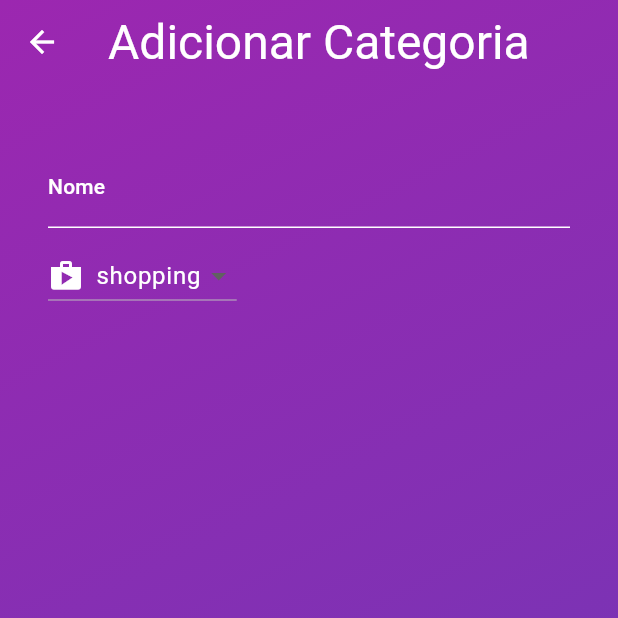
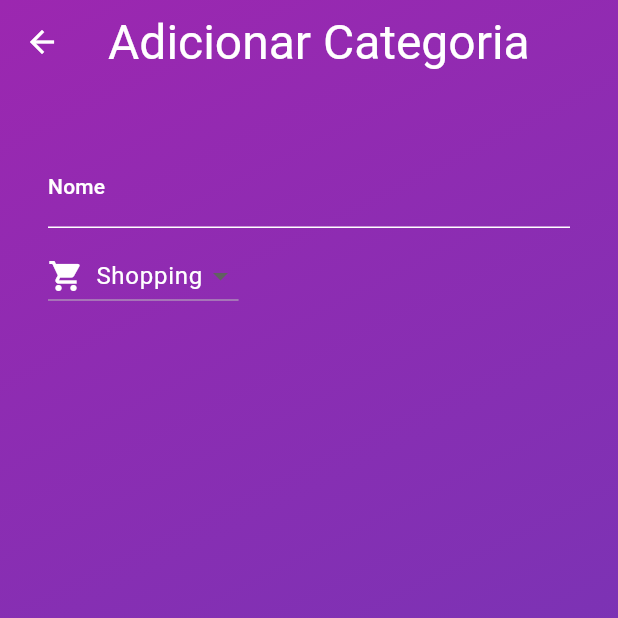
Before and after one commit to eduardobetim/Continhas, a Flutter app: the AddCategoryScreen screen opened directly, on a phone screen of 412 x 824 dp, the top half of it. Run offline on Flutter 3.47's test engine with Material 3 defaults, Android fonts, the light colour scheme and no system bars; our stand-ins replace google_fonts; Roboto replaces fonts that are missing (Dosis).

Commit message:
refactoring add category screen

```diff
--- a/lib/add_category_screen.dart
+++ b/lib/add_category_screen.dart
@@ -1,8 +1,6 @@
-import 'dart:ffi';
-
 import 'package:flutter/material.dart';
-import 'package:gastinhos/category_type.dart';
-import 'package:gastinhos/input_field.dart';
+import 'package:gastinhos/expense_categories.dart';
+import 'package:gastinhos/expense_category.dart';
 import 'package:google_fonts/google_fonts.dart';
 
 class AddCategoryScreen extends StatefulWidget {
@@ -13,7 +11,7 @@ class AddCategoryScreen extends StatefulWidget {
 }
 
 class _AddCategoryScreenState extends State<AddCategoryScreen> {
-  String dropdownValue = categoryTypeIcons.keys.toList().first.name.toString();
+  ExpenseCategory dropdownValue = expenseCategories.entries.first.value;
 
   @override
   Widget build(BuildContext context) {
@@ -26,9 +24,10 @@ class _AddCategoryScreenState extends State<AddCategoryScreen> {
         centerTitle: true,
         title: Text(
           'Adicionar Categoria',
-          style: Theme.of(context).textTheme.headlineLarge!.copyWith(
-              fontFamily: GoogleFonts.dosis().fontFamily,
-              color: Theme.of(context).colorScheme.onPrimary),
+          style: Theme.of(context)
+              .textTheme
+              .headlineLarge!
+              .copyWith(fontFamily: GoogleFonts.dosis().fontFamily, color: Theme.of(context).colorScheme.onPrimary),
         ),
       ),
       body: Container(
@@ -59,10 +58,7 @@ class _AddCategoryScreenState extends State<AddCategoryScreen> {
                   decoration: InputDecoration(
                     label: Text(
                       'Nome',
-                      style: Theme.of(context)
-                          .textTheme
-                          .labelLarge!
-                          .copyWith(color: Colors.white),
+                      style: Theme.of(context).textTheme.labelLarge!.copyWith(color: Colors.white),
                     ),
                     focusedBorder: const UnderlineInputBorder(
                       borderSide: BorderSide(color: Colors.white),
@@ -71,36 +67,30 @@ class _AddCategoryScreenState extends State<AddCategoryScreen> {
                       borderSide: BorderSide(color: Colors.white),
                     ),
                   ),
-                  style: Theme.of(context)
-                      .textTheme
-                      .bodyLarge!
-                      .copyWith(color: Colors.white),
+                  style: Theme.of(context).textTheme.bodyLarge!.copyWith(color: Colors.white),
                 ),
                 const SizedBox(
                   height: 8,
                 ),
                 DropdownButton(
+                    value: dropdownValue,
                     dropdownColor: Colors.black87,
-                    style: Theme.of(context)
-                        .textTheme
-                        .bodyLarge!
-                        .copyWith(color: Colors.white),
-                    value: dropdownValue,
+                    style: Theme.of(context).textTheme.bodyLarge!.copyWith(color: Colors.white),
                     items: [
-                      for (final category in categoryTypeIcons.entries)
+                      for (final category in expenseCategories.entries)
                         DropdownMenuItem(
-                          value: category.key.name.toString(),
+                          value: category.value,
                           child: Row(
                             children: [
                               Icon(
-                                category.value,
+                                category.value.icon,
                                 color: Colors.white,
                               ),
                               const SizedBox(
                                 width: 8,
                               ),
                               Text(
-                                category.key.name.toString(),
+                                category.value.name,
                               ),
                             ],
                           ),
--- a/lib/category_type.dart
+++ /dev/null
@@ -1,19 +0,0 @@
-import 'package:flutter/material.dart';
-
-enum CategoryType {
-  shopping,
-  leisure,
-  food,
-  house,
-  clothes,
-  other,
-}
-
-const categoryTypeIcons = {
-  CategoryType.shopping: Icons.shop,
-  CategoryType.leisure: Icons.videogame_asset,
-  CategoryType.food: Icons.lunch_dining,
-  CategoryType.house: Icons.house,
-  CategoryType.clothes: Icons.checkroom,
-  CategoryType.other: Icons.new_label_outlined,
-};
--- a/lib/expansible_widget.dart
+++ b/lib/expansible_widget.dart
@@ -1,5 +1,4 @@
 import 'package:flutter/material.dart';
-import 'package:gastinhos/category_type.dart';
 import 'package:gastinhos/expense_category.dart';
 
 class ExpansibleWidget extends StatelessWidget {
@@ -11,27 +10,29 @@ class ExpansibleWidget extends StatelessWidget {
   Widget build(BuildContext context) {
     return Card(
       child: ExpansionTile(
-        tilePadding: const EdgeInsets.only(top: 2, bottom: 2,left: 16, right: 16,),
+        tilePadding: const EdgeInsets.only(
+          top: 2,
+          bottom: 2,
+          left: 16,
+          right: 16,
+        ),
         title: Row(
           mainAxisSize: MainAxisSize.max,
           children: [
             Icon(
               color: Colors.black87,
-              categoryTypeIcons[category.type],
+              category.icon,
             ),
             const SizedBox(
               width: 8,
             ),
             Text(
               category.name,
-              style: Theme.of(context)
-                  .textTheme
-                  .bodyLarge!
-                  .copyWith(color: Colors.black),
+              style: Theme.of(context).textTheme.bodyLarge!.copyWith(color: Colors.black),
             ),
           ],
         ),
-        children: [
+        children: const [
           Padding(
             padding: EdgeInsets.all(8),
             child: Row(
--- /dev/null
+++ b/lib/expense_categories.dart
@@ -0,0 +1,35 @@
+import 'package:flutter/material.dart';
+import 'package:gastinhos/expense_category.dart';
+
+final expenseCategories = {
+  ExpenseCategoryType.shopping: ExpenseCategory(
+    name: 'Shopping',
+    icon: Icons.shopping_cart,
+    expenseList: [],
+  ),
+  ExpenseCategoryType.leisure: ExpenseCategory(
+    name: 'Leisure',
+    icon: Icons.gamepad,
+    expenseList: [],
+  ),
+  ExpenseCategoryType.food: ExpenseCategory(
+    name: 'Food',
+    icon: Icons.icecream,
+    expenseList: [],
+  ),
+  ExpenseCategoryType.house: ExpenseCategory(
+    name: 'House',
+    icon: Icons.house,
+    expenseList: [],
+  ),
+  ExpenseCategoryType.clothes: ExpenseCategory(
+    name: 'Clothes',
+    icon: Icons.discount,
+    expenseList: [],
+  ),
+  ExpenseCategoryType.other: ExpenseCategory(
+    name: 'Other',
+    icon: Icons.more,
+    expenseList: [],
+  ),
+};
--- a/lib/expense_category.dart
+++ b/lib/expense_category.dart
@@ -1,10 +1,20 @@
+import 'package:flutter/material.dart';
+import 'package:flutter/widgets.dart';
 import 'package:gastinhos/Expense.dart';
-import 'package:gastinhos/category_type.dart';
 
 class ExpenseCategory {
   String name;
-  CategoryType type;
+  IconData icon;
   List<Expense> expenseList;
 
-  ExpenseCategory({required this.name, required this.type, required this.expenseList});
+  ExpenseCategory({required this.name, required this.icon, required this.expenseList});
 }
+
+enum ExpenseCategoryType {
+  shopping,
+  leisure,
+  food,
+  house,
+  clothes,
+  other,
+}
```
Also changed, not shown: lib/home_screen.dart (+13 -39 lines).
